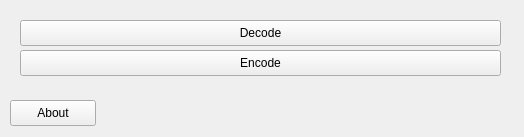
Above: selectdialog.ui from PuruPuru71/httagen before the change. Below: the same form after it.
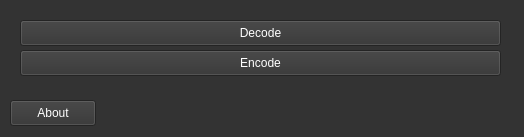
That is the form after the change.

Diff of the .ui file:
```diff
--- a/selectdialog.ui
+++ b/selectdialog.ui
@@ -25,6 +25,12 @@
   <property name="windowTitle">
    <string>HTTAGEN</string>
   </property>
+  <property name="styleSheet">
+   <string notr="true">QWidget {
+color: #FFFFFF;
+background-color: #333333;
+}</string>
+  </property>
   <widget class="QPushButton" name="decodeBtn">
    <property name="geometry">
     <rect>
@@ -58,6 +64,9 @@
      <height>26</height>
     </size>
    </property>
+   <property name="styleSheet">
+    <string notr="true"/>
+   </property>
    <property name="text">
     <string>Decode</string>
    </property>
```
